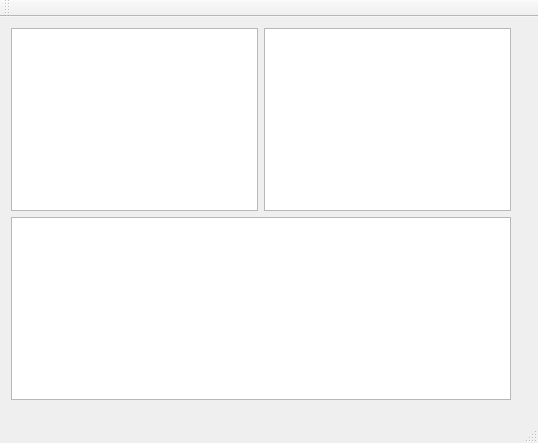
First picture: the form in MainWindow.ui, repository w23/shapa, before the edit.
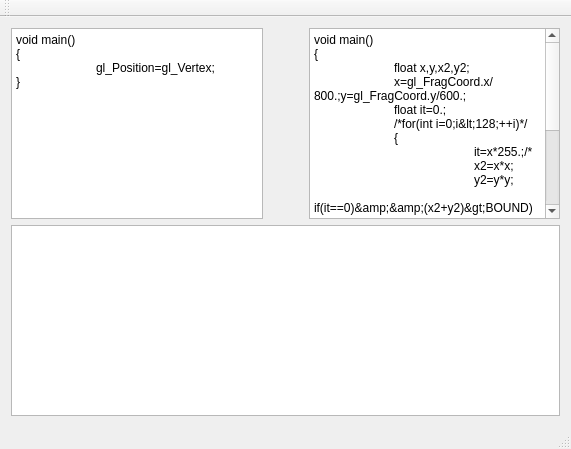
Second picture: the form after the edit.

Patch:
```diff
--- a/MainWindow.ui
+++ b/MainWindow.ui
@@ -6,39 +6,88 @@
    <rect>
     <x>0</x>
     <y>0</y>
-    <width>538</width>
-    <height>443</height>
+    <width>571</width>
+    <height>449</height>
    </rect>
   </property>
+  <property name="sizePolicy">
+   <sizepolicy hsizetype="Expanding" vsizetype="Expanding">
+    <horstretch>0</horstretch>
+    <verstretch>0</verstretch>
+   </sizepolicy>
+  </property>
   <property name="windowTitle">
    <string>MainWindow</string>
   </property>
   <widget class="QWidget" name="centralWidget">
-   <widget class="QWidget" name="layoutWidget">
-    <property name="geometry">
-     <rect>
-      <x>0</x>
-      <y>0</y>
-      <width>522</width>
-      <height>394</height>
-     </rect>
-    </property>
+   <layout class="QGridLayout" name="gridLayout">
+    <item row="0" column="0">
     <layout class="QVBoxLayout" name="verticalLayout">
+      <property name="sizeConstraint">
+       <enum>QLayout::SetNoConstraint</enum>
+      </property>
      <item>
-      <layout class="QHBoxLayout" name="horizontalLayout">
+       <layout class="QHBoxLayout" name="horizontalLayout" stretch="1,0,1">
+        <property name="spacing">
+         <number>-1</number>
+        </property>
+        <property name="sizeConstraint">
+         <enum>QLayout::SetNoConstraint</enum>
+        </property>
        <item>
-        <widget class="QTextEdit" name="vertexShader"/>
+         <widget class="QPlainTextEdit" name="vertexShader">
+          <property name="plainText">
+           <string>void main()
+{
+	gl_Position=gl_Vertex;
+}</string>
+          </property>
+         </widget>
        </item>
        <item>
-        <widget class="QTextEdit" name="fragmentShader"/>
-       </item>
+         <spacer name="horizontalSpacer">
+          <property name="orientation">
+           <enum>Qt::Horizontal</enum>
+          </property>
+          <property name="sizeHint" stdset="0">
+           <size>
+            <width>40</width>
+            <height>20</height>
+           </size>
+          </property>
+         </spacer>
+        </item>
+        <item>
+         <widget class="QPlainTextEdit" name="fragmentShader">
+          <property name="plainText">
+           <string>void main()
+{
+	float x,y,x2,y2;
+	x=gl_FragCoord.x/800.;y=gl_FragCoord.y/600.;
+	float it=0.;
+	/*for(int i=0;i&lt;128;++i)*/
+	{
+		it=x*255.;/*
+		x2=x*x;
+		y2=y*y;
+		if(it==0)&amp;&amp;(x2+y2)&gt;BOUND)
+			it=i;
+		y=2*x*y+cy;
+		x=x2-y2+cx;*/
+	}
+	gl_FragColor = vec4(it/255.);
+}</string>
+          </property>
+         </widget>
+        </item>
       </layout>
      </item>
      <item>
-      <widget class="QTextBrowser" name="textBrowser"/>
-     </item>
-    </layout>
-   </widget>
+       <widget class="QTextBrowser" name="errorLog"/>
+      </item>
+     </layout>
+    </item>
+   </layout>
   </widget>
   <widget class="QMenuBar" name="menuBar">
    <property name="geometry">
```
Left out of the diff: 2 changed lines with no effect on the pictures. Lines whose indentation alone changed are shown as unchanged.
